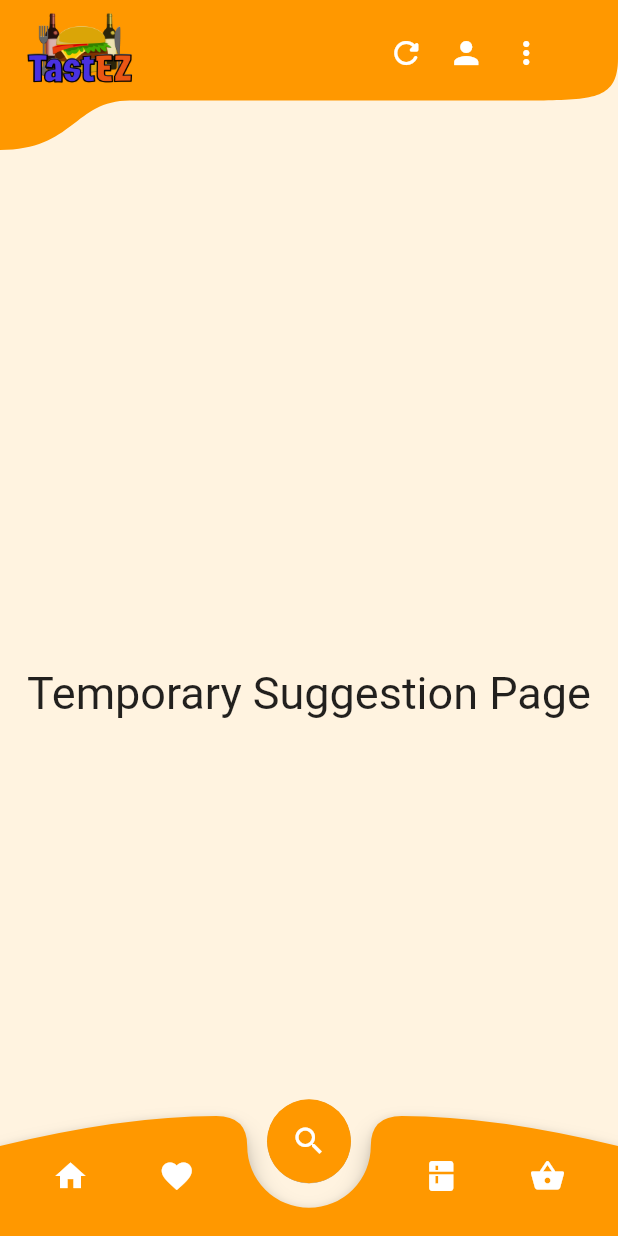
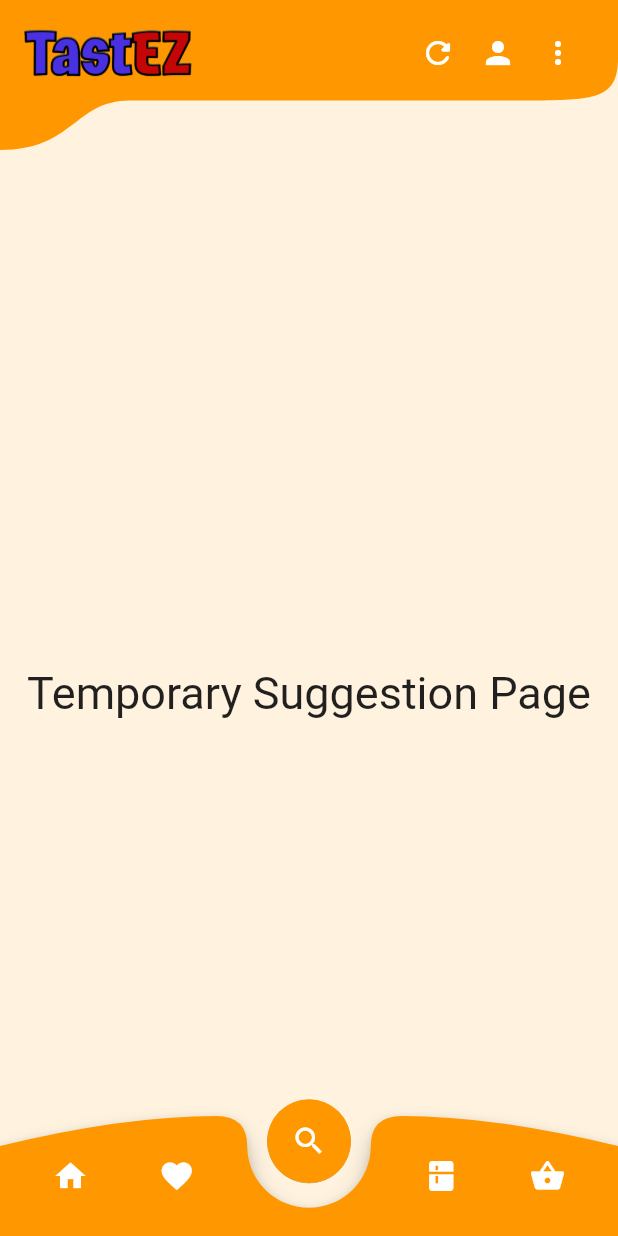
Before and after one commit to GreenNovaStar/TastEZ, a Flutter app: the screen it shows after launch, on a phone screen of 412 x 824 dp. Run offline on Flutter 3.47's test engine with Material 2 defaults, Android fonts, the phone set to English and light mode, and no system bars; our stand-ins replace dio, dropdown_search, intro_slider, shared_preferences, sqflite; missing offline and left inert: grouped_buttons, holding_gesture; accounts and stored records are empty.

Commit message:
** Updated UI appbar with logo

```diff
--- a/lib/home.dart
+++ b/lib/home.dart
@@ -211,7 +211,10 @@ class _HomeState extends State<Home> with TickerProviderStateMixin, AutomaticKee
                               child: Row(
                                 mainAxisAlignment: MainAxisAlignment.start,
                                 children: [
-                                  SizedBox(height: 60, child: Image.asset('assets/TastEZ_logo.png')),
+                                  Padding(
+                                    padding: const EdgeInsets.only(left: 15.0),
+                                    child: SizedBox(height: 33, child: Image.asset('assets/TastEZ_text.png')),
+                                  ),
                                   //Text("TastEZ", style: TextStyle(fontSize: 25, color: Colors.white),),
                                   Container(width: size.width*0.35),
                                   Container(
```
Also changed, not shown: assets/TastEZ_text.png (added).
